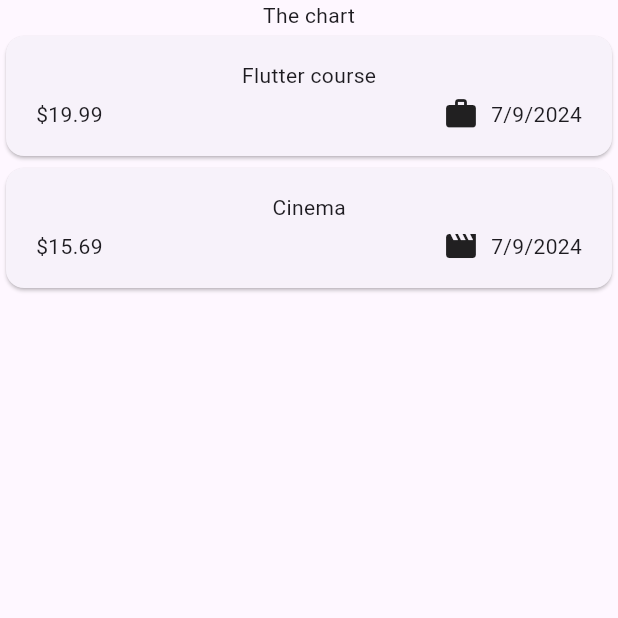
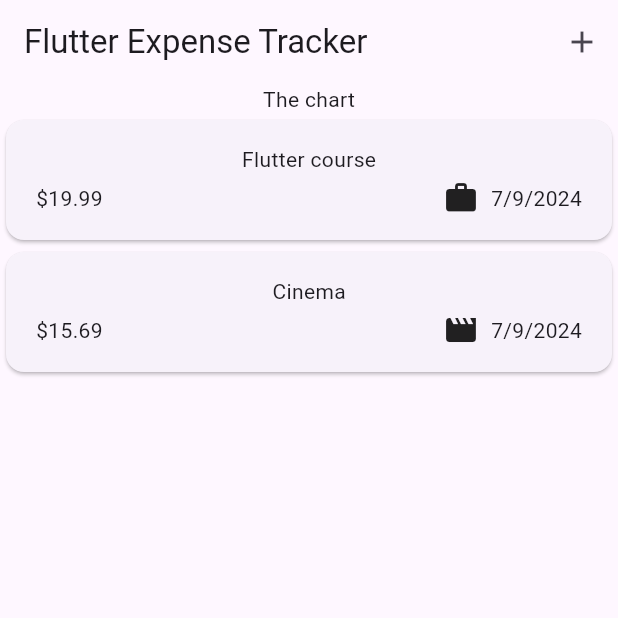
Before and after one commit to Korkmaz96/Expense_Tracker_app, a Flutter app: the screen it shows after launch, on a phone screen of 412 x 824 dp, the top half of it. Run offline on Flutter 3.47's test engine with Material 3 defaults, Android fonts, the phone set to English and light mode, and no system bars.

Commit message:
setting an AppBar with a Title & Actions

```diff
--- a/lib/main.dart
+++ b/lib/main.dart
@@ -2,8 +2,9 @@ import 'package:flutter/material.dart';
 import 'package:expense_tracker_app/widget/expenses.dart';
 
 void main() {
-  runApp(const MaterialApp(
-    home: Expenses(),
+  runApp(MaterialApp(
+    theme: ThemeData(useMaterial3: true),
+    home: const Expenses(),
   ),
   );
 }
--- a/lib/widget/expenses.dart
+++ b/lib/widget/expenses.dart
@@ -30,6 +30,15 @@ class _ExpensesState extends State<Expenses> {
   @override
   Widget build(BuildContext context) {
     return Scaffold(
+      appBar: AppBar(
+        title: const Text('Flutter Expense Tracker'),
+        actions: [
+          IconButton(
+            onPressed: () {},
+            icon: const Icon(Icons.add),
+          ),
+        ],
+      ),
       body: Column(
         children: [
           const Text('The chart'),
```
